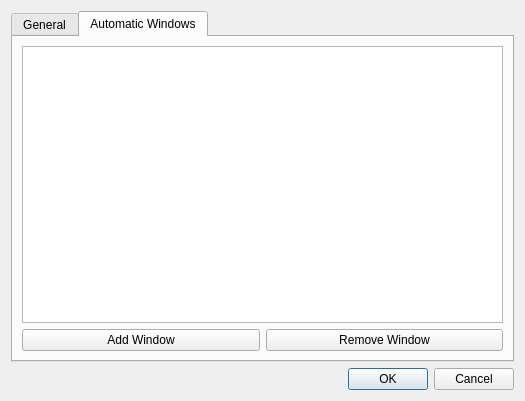
This is Preferences.ui in jhanssen/Disseminate as Qt 5 draws it before an edit. The edited form follows.
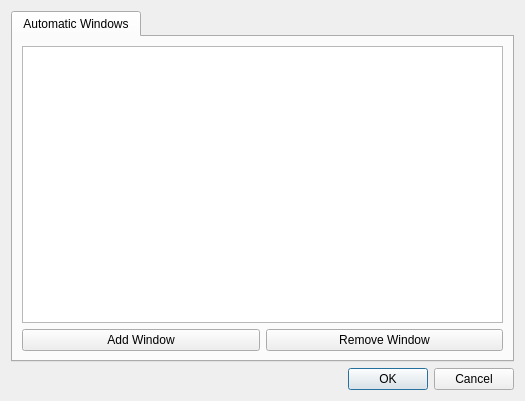
This is the edited form. The open tabs and pages were chosen to show the change.

Commit message: Don't need this tab yet

Patch:
```diff
--- a/Preferences.ui
+++ b/Preferences.ui
@@ -19,11 +19,6 @@
      <property name="currentIndex">
       <number>0</number>
      </property>
-     <widget class="QWidget" name="generalTab">
-      <attribute name="title">
-       <string>General</string>
-      </attribute>
-     </widget>
      <widget class="QWidget" name="windowsTab">
       <attribute name="title">
        <string>Automatic Windows</string>
```
The commit also changes 1 other file.
